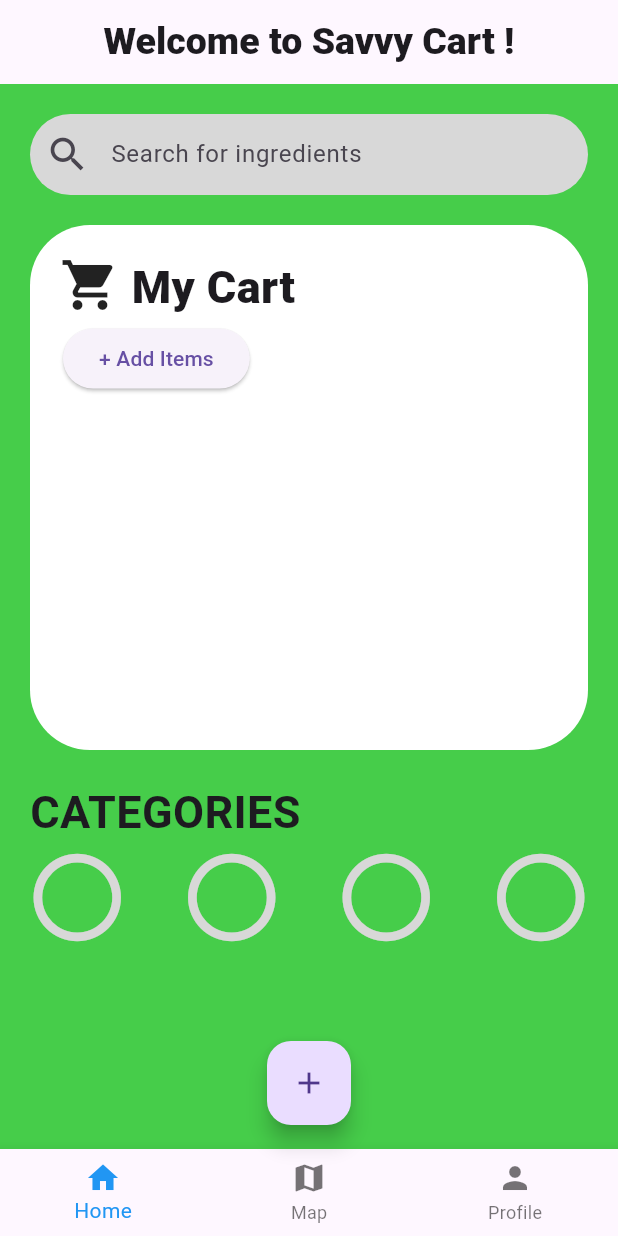
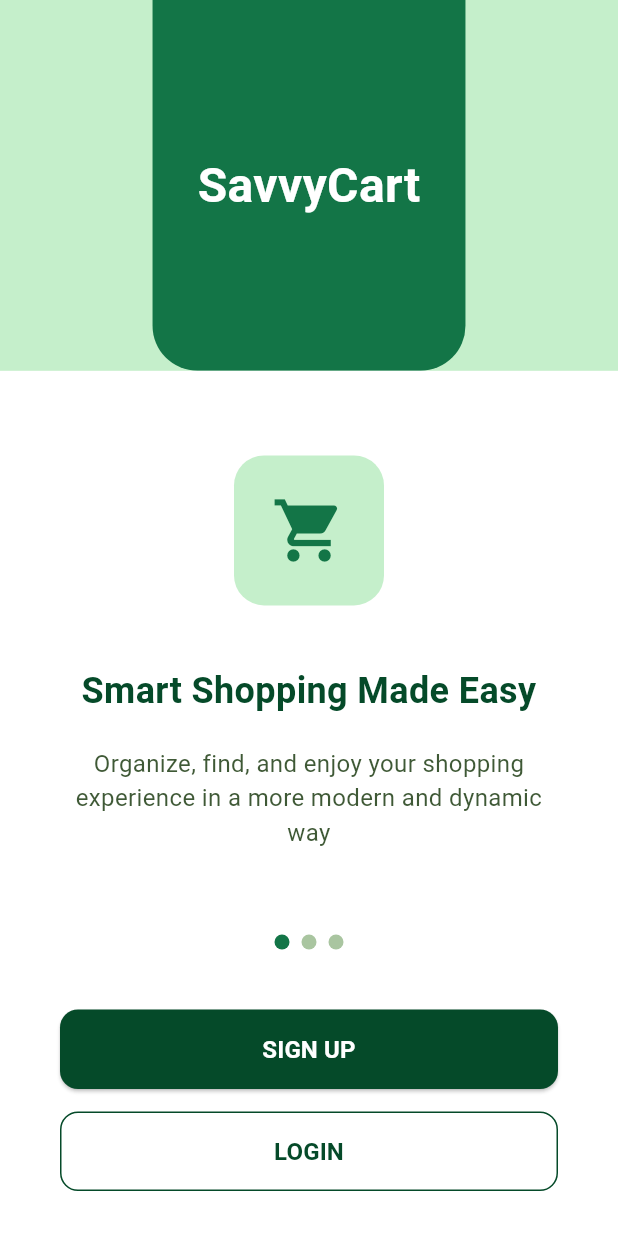
Before and after one commit to tepennnn/GDGoC-Team-7, a Flutter app: the screen it shows after launch, on a phone screen of 412 x 824 dp. Run offline on Flutter 3.47's test engine with Material 3 defaults, Android fonts, the phone set to English and light mode, and no system bars; our stand-ins replace flutter_svg; Roboto replaces fonts that are missing (Poppins).

Commit message:
login and register screen

```diff
--- a/flutter_application/lib/main.dart
+++ b/flutter_application/lib/main.dart
@@ -1,18 +1,77 @@
-import 'package:flutter_application/pages/splashScreen.dart';
 import 'package:flutter/material.dart';
+import 'package:flutter/services.dart';
+import 'package:flutter_application/pages/home.dart';
+import 'pages/splash_screen.dart';
+import 'pages/onboarding_screen.dart';
+import 'pages/signup_screen.dart';
+import 'utils/app_colors.dart';
 
 void main() {
-  runApp(const MyApp());
+  WidgetsFlutterBinding.ensureInitialized();
+  SystemChrome.setSystemUIOverlayStyle(
+    SystemUiOverlayStyle(
+      statusBarColor: Colors.transparent,
+      statusBarIconBrightness: Brightness.dark,
+    ),
+  );
+  runApp(MyApp());
 }
 
 class MyApp extends StatelessWidget {
-  const MyApp({super.key});
   @override
   Widget build(BuildContext context) {
     return MaterialApp(
       debugShowCheckedModeBanner: false,
-      // theme: ThemeData(fontFamily: 'SourGummy'),
-      home: SplashScreen()
+      title: 'SavvyCart',
+      theme: ThemeData(
+        primaryColor: AppColors.darkSpringGreen,
+        scaffoldBackgroundColor: Colors.white,
+        fontFamily: 'Poppins',
+        elevatedButtonTheme: ElevatedButtonThemeData(
+          style: ElevatedButton.styleFrom(
+            backgroundColor: AppColors.britishRacingGreen,
+            foregroundColor: Colors.white,
+            shape: RoundedRectangleBorder(
+              borderRadius: BorderRadius.circular(12.0),
+            ),
+            padding: EdgeInsets.symmetric(vertical: 15.0),
+          ),
+        ),
+        outlinedButtonTheme: OutlinedButtonThemeData(
+          style: OutlinedButton.styleFrom(
+            foregroundColor: AppColors.britishRacingGreen,
+            shape: RoundedRectangleBorder(
+              borderRadius: BorderRadius.circular(12.0),
+            ),
+            side: BorderSide(color: AppColors.britishRacingGreen),
+            padding: EdgeInsets.symmetric(vertical: 15.0),
+          ),
+        ),
+        inputDecorationTheme: InputDecorationTheme(
+          filled: true,
+          fillColor: Colors.white,
+          border: OutlineInputBorder(
+            borderRadius: BorderRadius.circular(12.0),
+            borderSide: BorderSide(color: AppColors.celadon),
+          ),
+          enabledBorder: OutlineInputBorder(
+            borderRadius: BorderRadius.circular(12.0),
+            borderSide: BorderSide(color: AppColors.celadon.withOpacity(0.5)),
+          ),
+          focusedBorder: OutlineInputBorder(
+            borderRadius: BorderRadius.circular(12.0),
+            borderSide: BorderSide(color: AppColors.darkSpringGreen),
+          ),
+          contentPadding: EdgeInsets.symmetric(vertical: 16.0, horizontal: 20.0),
+        ),
+      ),
+      initialRoute: '/',
+      routes: {
+        '/': (context) => SplashScreen(),
+        '/onboarding': (context) => OnboardingScreen(),
+        '/signup': (context) => SignupScreen(),
+        '/home': (context) => HomePage()
+      },
     );
   }
 }
--- /dev/null
+++ b/flutter_application/lib/pages/onboarding_screen.dart
@@ -0,0 +1,187 @@
+import 'package:flutter/material.dart';
+import '../utils/app_colors.dart';
+import '../widgets/page_indicator.dart';
+
+class OnboardingScreen extends StatefulWidget {
+  @override
+  _OnboardingScreenState createState() => _OnboardingScreenState();
+}
+
+class _OnboardingScreenState extends State<OnboardingScreen> {
+  PageController _pageController = PageController();
+  int _currentPage = 0;
+
+  List<Map<String, String>> onboardingData = [
+    {
+      'title': 'Smart Shopping Made Easy',
+      'description': 'Organize, find, and enjoy your shopping experience in a more modern and dynamic way',
+      'icon': 'assets/icons/cart.png',
+    },
+    {
+      'title': 'Track Your Savings',
+      'description': 'Keep track of all your discounts and savings across different stores in one place',
+      'icon': 'assets/icons/savings.png',
+    },
+    {
+      'title': 'Personalized Recommendations',
+      'description': 'Get tailored deals and offers based on your shopping preferences',
+      'icon': 'assets/icons/recommendations.png',
+    },
+  ];
+
+  @override
+  Widget build(BuildContext context) {
+    return Scaffold(
+      body: Container(
+        color: AppColors.teaGreen,
+        child: SafeArea(
+          child: Column(
+            children: [
+              Expanded(
+                flex: 3,
+                child: Container(
+                  padding: EdgeInsets.symmetric(horizontal: 30.0, vertical: 20.0),
+                  child: Column(
+                    mainAxisAlignment: MainAxisAlignment.center,
+                    children: [
+                      Text(
+                        'SavvyCart',
+                        style: TextStyle(
+                          color: AppColors.lightText,
+                          fontSize: 32.0,
+                          fontWeight: FontWeight.bold,
+                        ),
+                      ),
+                    ],
+                  ),
+                  decoration: BoxDecoration(
+                    color: AppColors.darkSpringGreen,
+                    borderRadius: BorderRadius.only(
+                      bottomLeft: Radius.circular(30.0),
+                      bottomRight: Radius.circular(30.0),
+                    ),
+                  ),
+                ),
+              ),
+              Expanded(
+                flex: 7,
+                child: Container(
+                  color: Colors.white,
+                  child: Column(
+                    children: [
+                      Expanded(
+                        child: PageView.builder(
+                          controller: _pageController,
+                          onPageChanged: (int page) {
+                            setState(() {
+                              _currentPage = page;
+                            });
+                          },
+                          itemCount: onboardingData.length,
+                          itemBuilder: (context, index) {
+                            return Padding(
+                              padding: EdgeInsets.all(40.0),
+                              child: Column(
+                                mainAxisAlignment: MainAxisAlignment.center,
+                                children: [
+                                  Container(
+                                    width: 100.0,
+                                    height: 100.0,
+                                    decoration: BoxDecoration(
+                                      color: AppColors.teaGreen,
+                                      borderRadius: BorderRadius.circular(20.0),
+                                    ),
+                                    child: Icon(
+                                      Icons.shopping_cart,
+                                      size: 50.0,
+                                      color: AppColors.darkSpringGreen,
+                                    ),
+                                  ),
+                                  SizedBox(height: 40.0),
+                                  Text(
+                                    onboardingData[index]['title']!,
+                                    textAlign: TextAlign.center,
+                                    style: TextStyle(
+                                      fontSize: 24.0,
+                                      fontWeight: FontWeight.bold,
+                                      color: AppColors.primaryText,
+                                    ),
+                                  ),
+                                  SizedBox(height: 20.0),
+                                  Text(
+                                    onboardingData[index]['description']!,
+                                    textAlign: TextAlign.center,
+                                    style: TextStyle(
+                                      fontSize: 16.0,
+                                      color: AppColors.secondaryText,
+                                    ),
+                                  ),
+                                ],
+                              ),
+                            );
+                          },
+                        ),
+                      ),
+                      Padding(
+                        padding: EdgeInsets.only(bottom: 30.0),
+                        child: Column(
+                          children: [
+                            PageIndicator(
+                              count: onboardingData.length,
+                              currentIndex: _currentPage,
+                              activeColor: AppColors.darkSpringGreen,
+                              inactiveColor: AppColors.celadon,
+                            ),
+                            SizedBox(height: 40.0),
+                            Padding(
+                              padding: EdgeInsets.symmetric(horizontal: 40.0),
+                              child: Column(
+                                children: [
+                                  ElevatedButton(
+                                    onPressed: () {
+                                      Navigator.pushNamed(context, '/signup');
+                                    },
+                                    child: Container(
+                                      width: double.infinity,
+                                      child: Text(
+                                        'SIGN UP',
+                                        textAlign: TextAlign.center,
+                                        style: TextStyle(
+                                          fontSize: 16.0,
+                                          fontWeight: FontWeight.bold,
+                                        ),
+                                      ),
+                                    ),
+                                  ),
+                                  SizedBox(height: 15.0),
+                                  OutlinedButton(
+                                    onPressed: () {},
+                                    child: Container(
+                                      width: double.infinity,
+                                      child: Text(
+                                        'LOGIN',
+                                        textAlign: TextAlign.center,
+                                        style: TextStyle(
+                                          fontSize: 16.0,
+                                          fontWeight: FontWeight.bold,
+                                        ),
+                                      ),
+                                    ),
+                                  ),
+                                ],
+                              ),
+                            ),
+                          ],
+                        ),
+                      ),
+                    ],
+                  ),
+                ),
+              ),
+            ],
+          ),
+        ),
+      ),
+    );
+  }
+}
--- /dev/null
+++ b/flutter_application/lib/utils/app_colors.dart
@@ -0,0 +1,19 @@
+import 'package:flutter/material.dart';
+
+class AppColors {
+  // Primary Colors
+  static const Color teaGreen = Color(0xFFC5EFCB);
+  static const Color darkSpringGreen = Color(0xFF137547);
+  static const Color britishRacingGreen = Color(0xFF054A29);
+  static const Color celadon = Color(0xFFA9C5A0);
+  static const Color sandyBrown = Color(0xFFF4A259);
+
+  // Background shades
+  static const Color lightBackground = Color(0xFFF3FCF4); // tea_green.900
+  static const Color darkBackground = Color(0xFF010E08);  // british_racing_green.100
+
+  // Text colors
+  static const Color primaryText = Color(0xFF054A29);     // british_racing_green
+  static const Color secondaryText = Color(0xFF3F5936);   // celadon.200
+  static const Color lightText = Color(0xFFFFFFFF);
+}
--- /dev/null
+++ b/flutter_application/lib/widgets/page_indicator.dart
@@ -0,0 +1,38 @@
+import 'package:flutter/material.dart';
+
+class PageIndicator extends StatelessWidget {
+  final int count;
+  final int currentIndex;
+  final Color activeColor;
+  final Color inactiveColor;
+  final double dotSize;
+  final double spacing;
+
+  PageIndicator({
+    required this.count,
+    required this.currentIndex,
+    required this.activeColor,
+    required this.inactiveColor,
+    this.dotSize = 10.0,
+    this.spacing = 8.0,
+  });
+
+  @override
+  Widget build(BuildContext context) {
+    return Row(
+      mainAxisAlignment: MainAxisAlignment.center,
+      children: List.generate(
+        count,
+        (index) => Container(
+          margin: EdgeInsets.symmetric(horizontal: spacing / 2),
+          width: dotSize,
+          height: dotSize,
+          decoration: BoxDecoration(
+            shape: BoxShape.circle,
+            color: index == currentIndex ? activeColor : inactiveColor,
+          ),
+        ),
+      ),
+    );
+  }
+}
```
Also changed, not shown: flutter_application/lib/pages/signup_screen.dart (added, +223 -0 lines), flutter_application/lib/pages/splashScreen.dart (deleted, +0 -40 lines), flutter_application/lib/pages/splash_screen.dart (added, +88 -0 lines), 1 other file.
